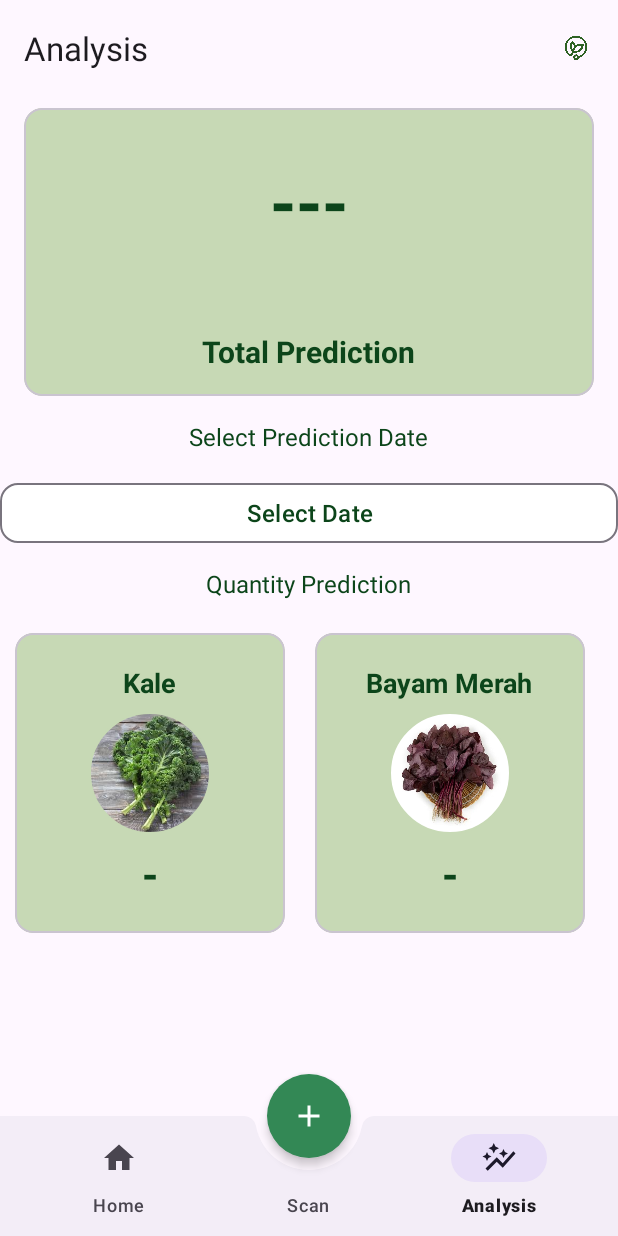
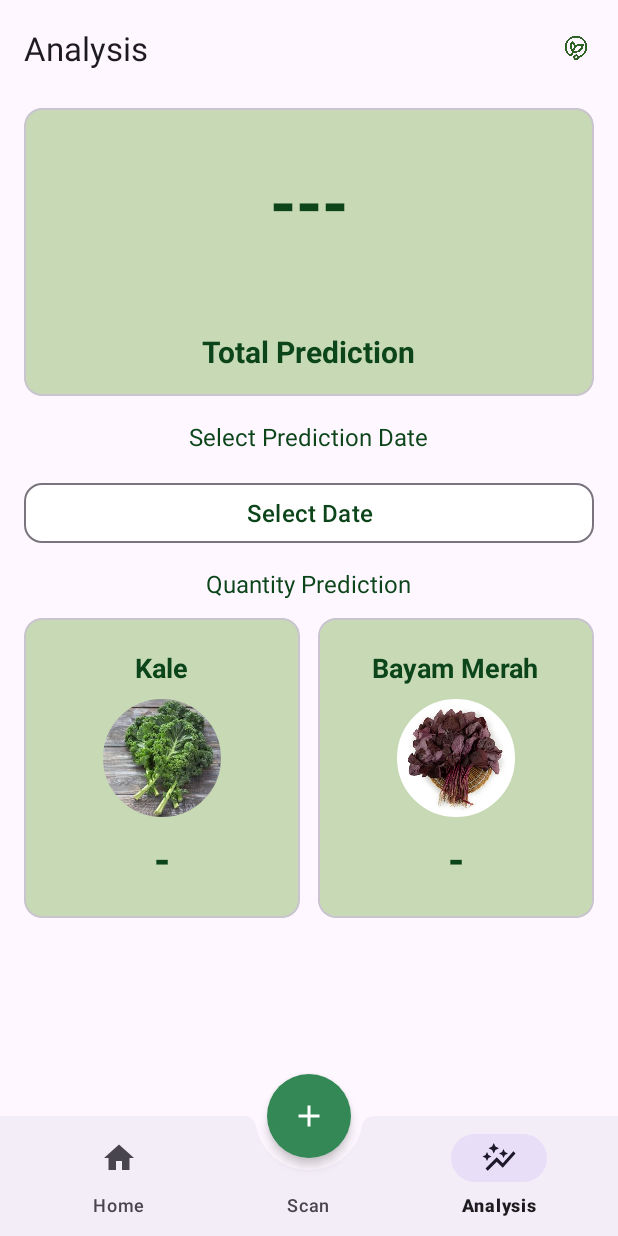
Before and after one commit to LokaFresh-Inventory/InventoryApp, an Android app: the AnalysisFragment screen opened through its navigation route, on a phone screen of 412 x 824 dp. Run offline under Robolectric (Android 15) with nearby library versions, the phone set to English and light mode, and no system bars; our stand-ins replace navigation-ui.

Commit message:
style(analysis): fix view position

```diff
--- a/app/src/main/res/layout/fragment_analysis.xml
+++ b/app/src/main/res/layout/fragment_analysis.xml
@@ -35,16 +35,16 @@
                     android:textColor="@color/dark_green"
                     android:textSize="45sp"
                     android:textStyle="bold" />
+
                 <TextView
                     android:layout_width="wrap_content"
                     android:layout_height="wrap_content"
+                    android:layout_gravity="center_horizontal"
                     android:layout_marginTop="40dp"
-                    android:layout_gravity="center_horizontal"
                     android:text="@string/total_prediction"
                     android:textColor="@color/dark_green"
                     android:textSize="20sp"
                     android:textStyle="bold" />
-
 
 
             </LinearLayout>
@@ -55,11 +55,11 @@
             android:layout_width="wrap_content"
             android:layout_height="wrap_content"
             android:layout_gravity="center_horizontal"
-            app:strokeWidth="1dp"
             android:text="@string/select_prediction_date"
             android:textColor="@color/dark_green"
             android:textSize="16sp"
-            android:textStyle="" />
+            android:textStyle=""
+            app:strokeWidth="1dp" />
 
 
         <com.google.android.material.button.MaterialButton
@@ -68,6 +68,7 @@
             android:layout_width="match_parent"
             android:layout_height="wrap_content"
             android:layout_gravity="center_horizontal"
+            android:layout_marginHorizontal="16dp"
             android:layout_marginTop="16dp"
             android:backgroundTint="@color/white"
             android:text="@string/select_date"
@@ -86,44 +87,45 @@
             android:textColor="@color/dark_green"
             android:textSize="16sp" />
 
+        <com.google.android.material.progressindicator.LinearProgressIndicator
+            android:id="@+id/progress_bar"
+            android:layout_width="match_parent"
+            android:layout_height="wrap_content"
+            android:layout_margin="16dp"
+            android:indeterminate="true"
+            android:visibility="gone"
+            app:trackCornerRadius="4dp" />
+
         <LinearLayout
             android:layout_width="match_parent"
             android:layout_height="match_parent"
             android:layout_gravity="center"
+            android:layout_marginHorizontal="16dp"
             android:orientation="horizontal">
 
-            <com.google.android.material.progressindicator.LinearProgressIndicator
-                android:id="@+id/progress_bar"
-                android:layout_width="50dp"
-                android:layout_height="wrap_content"
-                android:layout_marginHorizontal="16dp"
-                android:indeterminate="true"
-                android:visibility="gone"
-                app:trackCornerRadius="4dp" />
-
             <com.google.android.material.card.MaterialCardView
-                android:layout_width="180dp"
+                android:layout_width="0dp"
                 android:layout_height="200dp"
-                android:layout_margin="10dp"
+                android:layout_weight="1"
                 app:cardBackgroundColor="@color/light_green"
                 app:strokeWidth="1dp">
 
                 <LinearLayout
                     android:layout_width="match_parent"
                     android:layout_height="match_parent"
+                    android:gravity="center"
                     android:orientation="vertical"
-                    android:gravity="center"
                     android:padding="12dp">
 
                     <TextView
                         android:id="@+id/tv_result_first_title"
                         android:layout_width="wrap_content"
                         android:layout_height="wrap_content"
+                        android:gravity="center"
                         android:text="@string/kale"
                         android:textColor="@color/dark_green"
                         android:textSize="18sp"
-                        android:textStyle="bold"
-                        android:gravity="center" />
+                        android:textStyle="bold" />
 
                     <com.google.android.material.imageview.ShapeableImageView
                         android:id="@+id/iv_result_first"
@@ -140,39 +142,42 @@
                         android:layout_width="wrap_content"
                         android:layout_height="wrap_content"
                         android:layout_marginTop="8dp"
+                        android:gravity="center"
                         android:text="@string/empty"
                         android:textColor="@color/dark_green"
                         android:textSize="28sp"
-                        android:textStyle="bold"
-                        android:gravity="center" />
+                        android:textStyle="bold" />
                 </LinearLayout>
 
             </com.google.android.material.card.MaterialCardView>
 
+            <Space
+                android:layout_width="12dp"
+                android:layout_height="wrap_content" />
 
             <com.google.android.material.card.MaterialCardView
-                android:layout_width="180dp"
+                android:layout_width="0dp"
                 android:layout_height="200dp"
-                android:layout_margin="10dp"
+                android:layout_weight="1"
                 app:cardBackgroundColor="@color/light_green"
                 app:strokeWidth="1dp">
 
                 <LinearLayout
                     android:layout_width="match_parent"
                     android:layout_height="match_parent"
+                    android:gravity="center"
                     android:orientation="vertical"
-                    android:gravity="center"
                     android:padding="12dp">
 
                     <TextView
                         android:id="@+id/tv_result_second_title"
                         android:layout_width="wrap_content"
                         android:layout_height="wrap_content"
+                        android:gravity="center"
                         android:text="@string/bayam_merah"
                         android:textColor="@color/dark_green"
                         android:textSize="18sp"
-                        android:textStyle="bold"
-                        android:gravity="center" />
+                        android:textStyle="bold" />
 
                     <com.google.android.material.imageview.ShapeableImageView
                         android:id="@+id/iv_result_second"
@@ -189,14 +194,15 @@
                         android:layout_width="wrap_content"
                         android:layout_height="wrap_content"
                         android:layout_marginTop="8dp"
+                        android:gravity="center"
                         android:text="@string/empty"
                         android:textColor="@color/dark_green"
                         android:textSize="28sp"
-                        android:textStyle="bold"
-                        android:gravity="center" />
+                        android:textStyle="bold" />
                 </LinearLayout>
 
-            </com.google.android.material.card.MaterialCardView>         </LinearLayout>
+            </com.google.android.material.card.MaterialCardView>
+        </LinearLayout>
     </LinearLayout>
 
 </ScrollView>
```
Also changed, not shown: app/src/main/java/com/lokatani/lokafreshinventory/ui/analysis/AnalysisFragment.kt (+14 -9 lines), app/src/main/java/com/lokatani/lokafreshinventory/data/remote/response/PredictHitResponse.kt (line endings or trailing spaces).
